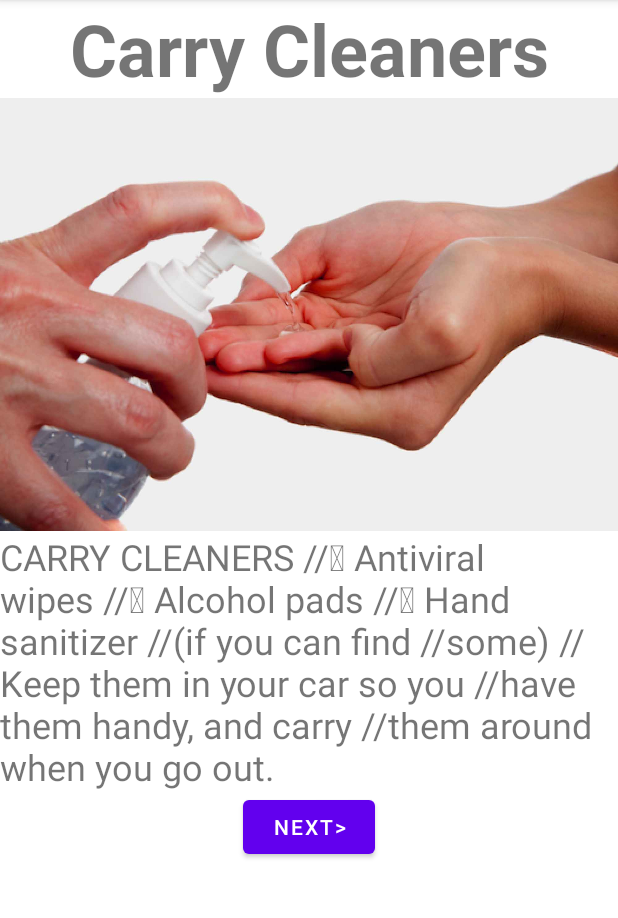
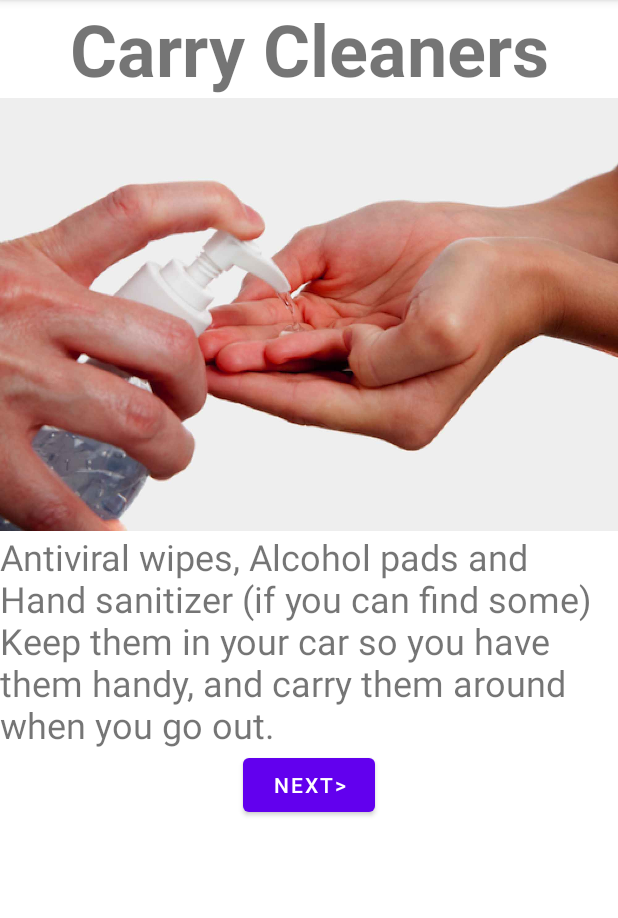
Before and after one commit to mohitchauhan4u/COVID-PROTECTOR, an Android app: the When_You_Are_Out_Of_Home_1 screen opened directly, with no data from a screen before it, on a phone screen of 412 x 824 dp, the part 84-1002 px from its top. Run offline under Robolectric (Android 15) with nearby library versions, the phone set to English and light mode, and no system bars.

```diff
--- a/app/src/main/java/com/mohitchauhan4u/covidprotector/When_You_Are_Out_Of_Home_1.java
+++ b/app/src/main/java/com/mohitchauhan4u/covidprotector/When_You_Are_Out_Of_Home_1.java
@@ -2,7 +2,9 @@ package com.mohitchauhan4u.covidprotector;
 
 import androidx.appcompat.app.AppCompatActivity;
 
+import android.content.Intent;
 import android.os.Bundle;
+import android.view.View;
 
 public class When_You_Are_Out_Of_Home_1 extends AppCompatActivity {
 
@@ -11,4 +13,8 @@ public class When_You_Are_Out_Of_Home_1 extends AppCompatActivity {
         super.onCreate(savedInstanceState);
         setContentView(R.layout.activity_when_you_are_out_of_home1);
     }
+    public void openActivity(View v){
+        Intent intent=new Intent(this,When_You_Are_Out_Of_Home_2.class);
+        startActivity(intent);
+    }
 }
--- a/app/src/main/java/com/mohitchauhan4u/covidprotector/When_You_Are_Out_Of_Home_2.java
+++ b/app/src/main/java/com/mohitchauhan4u/covidprotector/When_You_Are_Out_Of_Home_2.java
@@ -2,7 +2,9 @@ package com.mohitchauhan4u.covidprotector;
 
 import androidx.appcompat.app.AppCompatActivity;
 
+import android.content.Intent;
 import android.os.Bundle;
+import android.view.View;
 
 public class When_You_Are_Out_Of_Home_2 extends AppCompatActivity {
 
@@ -11,4 +13,8 @@ public class When_You_Are_Out_Of_Home_2 extends AppCompatActivity {
         super.onCreate(savedInstanceState);
         setContentView(R.layout.activity_when_you_are_out_of_home2);
     }
+    public void openActivity(View v){
+        Intent intent=new Intent(this,When_You_Are_Out_Of_Home_3.class);
+        startActivity(intent);
+    }
 }
--- a/app/src/main/java/com/mohitchauhan4u/covidprotector/When_You_Are_Out_Of_Home_3.java
+++ b/app/src/main/java/com/mohitchauhan4u/covidprotector/When_You_Are_Out_Of_Home_3.java
@@ -2,7 +2,9 @@ package com.mohitchauhan4u.covidprotector;
 
 import androidx.appcompat.app.AppCompatActivity;
 
+import android.content.Intent;
 import android.os.Bundle;
+import android.view.View;
 
 public class When_You_Are_Out_Of_Home_3 extends AppCompatActivity {
 
@@ -11,4 +13,8 @@ public class When_You_Are_Out_Of_Home_3 extends AppCompatActivity {
         super.onCreate(savedInstanceState);
         setContentView(R.layout.activity_when_you_are_out_of_home3);
     }
+    public void openActivity(View v){
+        Intent intent=new Intent(this,When_You_Are_Out_Of_Home_4.class);
+        startActivity(intent);
+    }
 }
--- a/app/src/main/java/com/mohitchauhan4u/covidprotector/When_You_Are_Out_Of_Home_4.java
+++ b/app/src/main/java/com/mohitchauhan4u/covidprotector/When_You_Are_Out_Of_Home_4.java
@@ -2,7 +2,9 @@ package com.mohitchauhan4u.covidprotector;
 
 import androidx.appcompat.app.AppCompatActivity;
 
+import android.content.Intent;
 import android.os.Bundle;
+import android.view.View;
 
 public class When_You_Are_Out_Of_Home_4 extends AppCompatActivity {
 
@@ -11,4 +13,8 @@ public class When_You_Are_Out_Of_Home_4 extends AppCompatActivity {
         super.onCreate(savedInstanceState);
         setContentView(R.layout.activity_when_you_are_out_of_home4);
     }
+    public void openActivity(View v){
+        Intent intent=new Intent(this,When_You_Are_Out_Of_Home_5.class);
+        startActivity(intent);
+    }
 }
--- a/app/src/main/java/com/mohitchauhan4u/covidprotector/When_You_Are_Out_Of_Home_5.java
+++ b/app/src/main/java/com/mohitchauhan4u/covidprotector/When_You_Are_Out_Of_Home_5.java
@@ -2,7 +2,9 @@ package com.mohitchauhan4u.covidprotector;
 
 import androidx.appcompat.app.AppCompatActivity;
 
+import android.content.Intent;
 import android.os.Bundle;
+import android.view.View;
 
 public class When_You_Are_Out_Of_Home_5 extends AppCompatActivity {
 
@@ -11,4 +13,8 @@ public class When_You_Are_Out_Of_Home_5 extends AppCompatActivity {
         super.onCreate(savedInstanceState);
         setContentView(R.layout.activity_when_you_are_out_of_home5);
     }
+    public void openActivity(View v){
+        Intent intent=new Intent(this,When_You_Are_Out_Of_Home_6.class);
+        startActivity(intent);
+    }
 }
--- a/app/src/main/java/com/mohitchauhan4u/covidprotector/When_You_Are_Out_Of_Home_6.java
+++ b/app/src/main/java/com/mohitchauhan4u/covidprotector/When_You_Are_Out_Of_Home_6.java
@@ -2,7 +2,9 @@ package com.mohitchauhan4u.covidprotector;
 
 import androidx.appcompat.app.AppCompatActivity;
 
+import android.content.Intent;
 import android.os.Bundle;
+import android.view.View;
 
 public class When_You_Are_Out_Of_Home_6 extends AppCompatActivity {
 
@@ -11,4 +13,8 @@ public class When_You_Are_Out_Of_Home_6 extends AppCompatActivity {
         super.onCreate(savedInstanceState);
         setContentView(R.layout.activity_when_you_are_out_of_home6);
     }
+    public void openActivity(View v){
+        Intent intent=new Intent(this,When_You_Are_Out_Of_Home_7.class);
+        startActivity(intent);
+    }
 }
--- a/app/src/main/java/com/mohitchauhan4u/covidprotector/When_You_Are_Out_Of_Home_7.java
+++ b/app/src/main/java/com/mohitchauhan4u/covidprotector/When_You_Are_Out_Of_Home_7.java
@@ -2,7 +2,9 @@ package com.mohitchauhan4u.covidprotector;
 
 import androidx.appcompat.app.AppCompatActivity;
 
+import android.content.Intent;
 import android.os.Bundle;
+import android.view.View;
 
 public class When_You_Are_Out_Of_Home_7 extends AppCompatActivity {
 
@@ -11,4 +13,8 @@ public class When_You_Are_Out_Of_Home_7 extends AppCompatActivity {
         super.onCreate(savedInstanceState);
         setContentView(R.layout.activity_when_you_are_out_of_home7);
     }
+    public void openActivity(View v){
+        Intent intent=new Intent(this,MainActivity.class);
+        startActivity(intent);
+    }
 }
--- a/app/src/main/res/layout/activity_when_you_are_out_of_home1.xml
+++ b/app/src/main/res/layout/activity_when_you_are_out_of_home1.xml
@@ -35,7 +35,7 @@
         android:id="@+id/textView16"
         android:layout_width="0dp"
         android:layout_height="wrap_content"
-        android:text="@string/carry_cleaners_antiviral_wipes_alcohol_pads_hand_sanitizer_if_you_can_find_some_keep_them_in_your_car_so_you_have_them_handy_and_carry_them_around_when_you_go_out"
+        android:text="@string/antiviral_wipes_alcohol_pads_and_hand_sanitizer_if_you_can_find_some_keep_them_in_your_car_so_you_have_them_handy_and_carry_them_around_when_you_go_out"
         android:textSize="24sp"
         app:layout_constraintBottom_toTopOf="@+id/button7"
         app:layout_constraintEnd_toEndOf="parent"
@@ -47,6 +47,7 @@
         android:id="@+id/button7"
         android:layout_width="wrap_content"
         android:layout_height="wrap_content"
+        android:onClick="openActivity"
         android:text="@string/next"
         app:layout_constraintEnd_toEndOf="parent"
         app:layout_constraintHorizontal_bias="0.5"
--- a/app/src/main/res/layout/activity_when_you_are_out_of_home2.xml
+++ b/app/src/main/res/layout/activity_when_you_are_out_of_home2.xml
@@ -35,7 +35,7 @@
         android:id="@+id/textView16"
         android:layout_width="0dp"
         android:layout_height="wrap_content"
-        android:text="@string/wash_your_hands_for_at_least_20_seconds_with_soap_and_water_especially_after_using_the_restroom"
+        android:text="@string/wash_your_hands_for_at_least_20_seconds_with_soap_and_water_especially_after_using_the_restroom_"
         android:textSize="24sp"
         app:layout_constraintBottom_toTopOf="@+id/button7"
         app:layout_constraintEnd_toEndOf="parent"
@@ -47,6 +47,7 @@
         android:id="@+id/button7"
         android:layout_width="wrap_content"
         android:layout_height="wrap_content"
+        android:onClick="openActivity"
         android:text="@string/next"
         app:layout_constraintEnd_toEndOf="parent"
         app:layout_constraintHorizontal_bias="0.5"
--- a/app/src/main/res/layout/activity_when_you_are_out_of_home3.xml
+++ b/app/src/main/res/layout/activity_when_you_are_out_of_home3.xml
@@ -47,6 +47,7 @@
         android:id="@+id/button7"
         android:layout_width="wrap_content"
         android:layout_height="wrap_content"
+        android:onClick="openActivity"
         android:text="@string/next"
         app:layout_constraintEnd_toEndOf="parent"
         app:layout_constraintHorizontal_bias="0.5"
--- a/app/src/main/res/layout/activity_when_you_are_out_of_home4.xml
+++ b/app/src/main/res/layout/activity_when_you_are_out_of_home4.xml
@@ -47,6 +47,7 @@
         android:id="@+id/button7"
         android:layout_width="wrap_content"
         android:layout_height="wrap_content"
+        android:onClick="openActivity"
         android:text="@string/next"
         app:layout_constraintEnd_toEndOf="parent"
         app:layout_constraintHorizontal_bias="0.5"
--- a/app/src/main/res/layout/activity_when_you_are_out_of_home5.xml
+++ b/app/src/main/res/layout/activity_when_you_are_out_of_home5.xml
@@ -48,6 +48,7 @@
         android:id="@+id/button7"
         android:layout_width="wrap_content"
         android:layout_height="wrap_content"
+        android:onClick="openActivity"
         android:text="@string/next"
         app:layout_constraintEnd_toEndOf="parent"
         app:layout_constraintHorizontal_bias="0.5"
--- a/app/src/main/res/layout/activity_when_you_are_out_of_home6.xml
+++ b/app/src/main/res/layout/activity_when_you_are_out_of_home6.xml
@@ -48,6 +48,7 @@
         android:id="@+id/button7"
         android:layout_width="wrap_content"
         android:layout_height="wrap_content"
+        android:onClick="openActivity"
         android:text="@string/next"
         app:layout_constraintEnd_toEndOf="parent"
         app:layout_constraintHorizontal_bias="0.5"
--- a/app/src/main/res/layout/activity_when_you_are_out_of_home7.xml
+++ b/app/src/main/res/layout/activity_when_you_are_out_of_home7.xml
@@ -58,6 +58,7 @@
         android:id="@+id/button10"
         android:layout_width="wrap_content"
         android:layout_height="wrap_content"
+        android:onClick="openActivity"
         android:text="@string/go_back_home"
         app:layout_constraintEnd_toEndOf="parent"
         app:layout_constraintHorizontal_bias="0.5"
--- a/app/src/main/res/values/strings.xml
+++ b/app/src/main/res/values/strings.xml
@@ -32,4 +32,6 @@
     <string name="check_your_mask">Check Your Mask</string>
     <string name="check">CHECK</string>
     <string name="to_check_that_you_have_weared_mask_properly_make_sure_your_mouth_and_nose_are_coverd_click_on_check_button_to_open_camera_and_check">To check that you have weared mask properly make sure your mouth and nose are coverd. Click on check button to open camera and check.</string>
+    <string name="antiviral_wipes_alcohol_pads_and_hand_sanitizer_if_you_can_find_some_keep_them_in_your_car_so_you_have_them_handy_and_carry_them_around_when_you_go_out">Antiviral wipes, Alcohol pads and Hand sanitizer (if you can find some) Keep them in your car so you have them handy, and carry them around when you go out.</string>
+    <string name="wash_your_hands_for_at_least_20_seconds_with_soap_and_water_especially_after_using_the_restroom_">Wash your hands for at least 20 seconds with soap and water, especially after using the restroom.</string>
 </resources>
```
